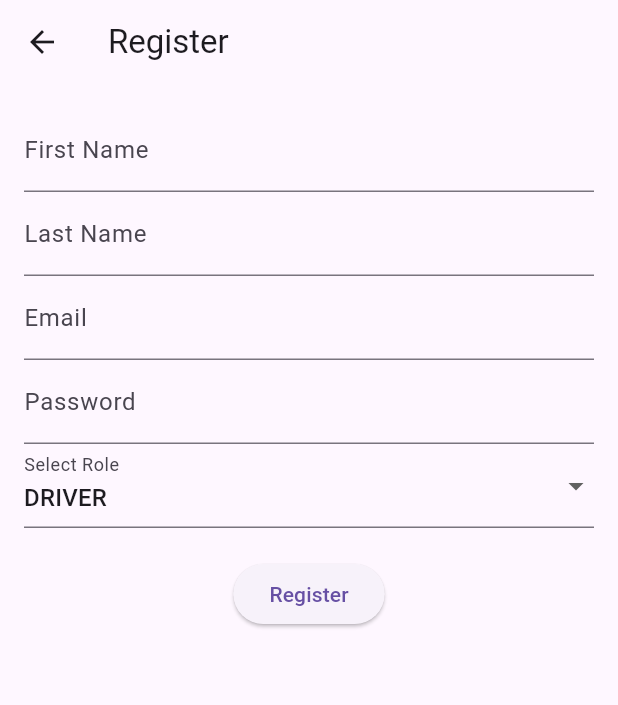
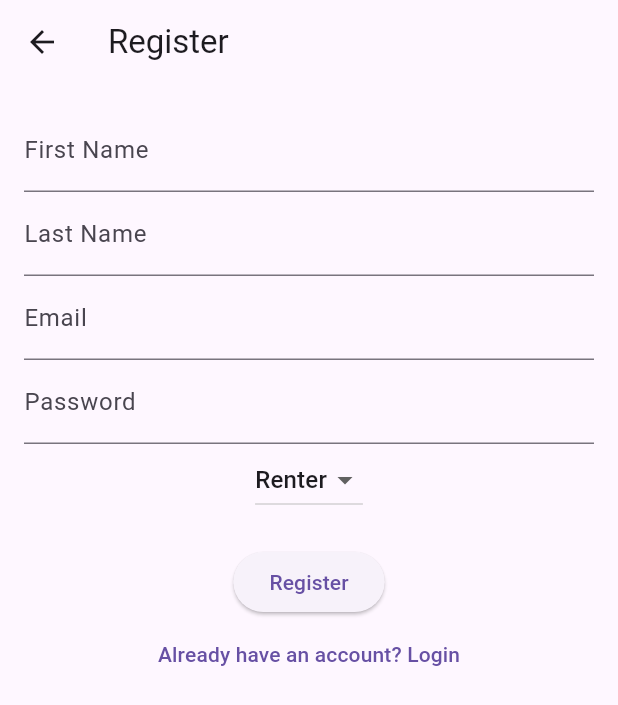
Before and after one commit to Zubayrlatief/frontend-motocyle-tracking, a Flutter app: the RegisterScreen screen opened by its route, after a tap on "Register", on a phone screen of 412 x 824 dp. Shown: the top 705 px of the screen. Run offline on Flutter 3.47's test engine with Material 3 defaults, Android fonts, the phone set to English and light mode, and no system bars; our stand-ins replace shared_preferences; accounts and stored records are empty; network calls fail.

Commit message:
Working: Register and Login to Home:

```diff
--- a/lib/screens/register_screen.dart
+++ b/lib/screens/register_screen.dart
@@ -1,5 +1,6 @@
 import 'package:flutter/material.dart';
-import '../services/api_service.dart';
+import 'package:http/http.dart' as http;
+import 'dart:convert';
 
 class RegisterScreen extends StatefulWidget {
   @override
@@ -7,58 +8,69 @@ class RegisterScreen extends StatefulWidget {
 }
 
 class _RegisterScreenState extends State<RegisterScreen> {
-  final TextEditingController _firstNameController = TextEditingController();
-  final TextEditingController _lastNameController = TextEditingController();
-  final TextEditingController _emailController = TextEditingController();
-  final TextEditingController _passwordController = TextEditingController();
-  String _selectedRole = "driver"; // Default role
+  final TextEditingController firstNameController = TextEditingController();
+  final TextEditingController lastNameController = TextEditingController();
+  final TextEditingController emailController = TextEditingController();
+  final TextEditingController passwordController = TextEditingController();
+  int roleID = 1; // Default to Renter
 
-  void _register() async {
-    final response = await ApiService.registerUser(
-      _firstNameController.text,
-      _lastNameController.text,
-      _emailController.text,
-      _passwordController.text,
-      _selectedRole,
+  Future<void> registerUser() async {
+    final url = Uri.parse('http://localhost:5000/users');
+    final response = await http.post(
+      url,
+      headers: {'Content-Type': 'application/json'},
+      body: jsonEncode({
+        'firstName': firstNameController.text,
+        'lastName': lastNameController.text,
+        'email': emailController.text,
+        'password': passwordController.text,
+        'roleID': roleID
+      }),
     );
 
-    if (response["status"] == 201) {
-      ScaffoldMessenger.of(context).showSnackBar(SnackBar(content: Text("Registration successful!")));
-      Navigator.pushNamed(context, '/login');
+    final data = jsonDecode(response.body);
+    if (response.statusCode == 200) {
+      ScaffoldMessenger.of(context).showSnackBar(
+        SnackBar(content: Text(data['msg'])),
+      );
+      Navigator.pushReplacementNamed(context, '/login');
     } else {
-      ScaffoldMessenger.of(context).showSnackBar(SnackBar(content: Text("Registration failed: ${response["msg"]}")));
+      ScaffoldMessenger.of(context).showSnackBar(
+        SnackBar(content: Text(data['msg'] ?? 'Registration failed')),
+      );
     }
   }
 
   @override
   Widget build(BuildContext context) {
     return Scaffold(
-      appBar: AppBar(title: Text("Register")),
+      appBar: AppBar(title: Text('Register')),
       body: Padding(
-        padding: EdgeInsets.all(16.0),
+        padding: const EdgeInsets.all(16.0),
         child: Column(
           children: [
-            TextField(controller: _firstNameController, decoration: InputDecoration(labelText: "First Name")),
-            TextField(controller: _lastNameController, decoration: InputDecoration(labelText: "Last Name")),
-            TextField(controller: _emailController, decoration: InputDecoration(labelText: "Email")),
-            TextField(controller: _passwordController, decoration: InputDecoration(labelText: "Password"), obscureText: true),
-
-            // Role Dropdown (Driver or Renter)
-            DropdownButtonFormField<String>(
-              value: _selectedRole,
-              items: ["driver", "renter"].map((role) {
-                return DropdownMenuItem(value: role, child: Text(role.toUpperCase()));
-              }).toList(),
+            TextField(controller: firstNameController, decoration: InputDecoration(labelText: 'First Name')),
+            TextField(controller: lastNameController, decoration: InputDecoration(labelText: 'Last Name')),
+            TextField(controller: emailController, decoration: InputDecoration(labelText: 'Email')),
+            TextField(controller: passwordController, decoration: InputDecoration(labelText: 'Password'), obscureText: true),
+            DropdownButton<int>(
+              value: roleID,
               onChanged: (value) {
                 setState(() {
-                  _selectedRole = value!;
+                  roleID = value!;
                 });
               },
-              decoration: InputDecoration(labelText: "Select Role"),
+              items: [
+                DropdownMenuItem(value: 1, child: Text('Renter')),
+                DropdownMenuItem(value: 2, child: Text('Driver')),
+              ],
             ),
-
             SizedBox(height: 20),
-            ElevatedButton(onPressed: _register, child: Text("Register")),
+            ElevatedButton(onPressed: registerUser, child: Text('Register')),
+            TextButton(
+              onPressed: () => Navigator.pushNamed(context, '/login'),
+              child: Text("Already have an account? Login"),
+            ),
           ],
         ),
       ),
--- a/pubspec.yaml
+++ b/pubspec.yaml
@@ -36,6 +36,7 @@ dependencies:
   # The following adds the Cupertino Icons font to your application.
   # Use with the CupertinoIcons class for iOS style icons.
   cupertino_icons: ^1.0.8
+  flutter_secure_storage: ^9.2.4
 
 dev_dependencies:
   flutter_test:
```
Also changed, not shown: lib/main.dart (+3 -14 lines), lib/screens/home_screen.dart (+26 -4 lines), lib/screens/login_screen.dart (+39 -14 lines), pubspec.lock.
